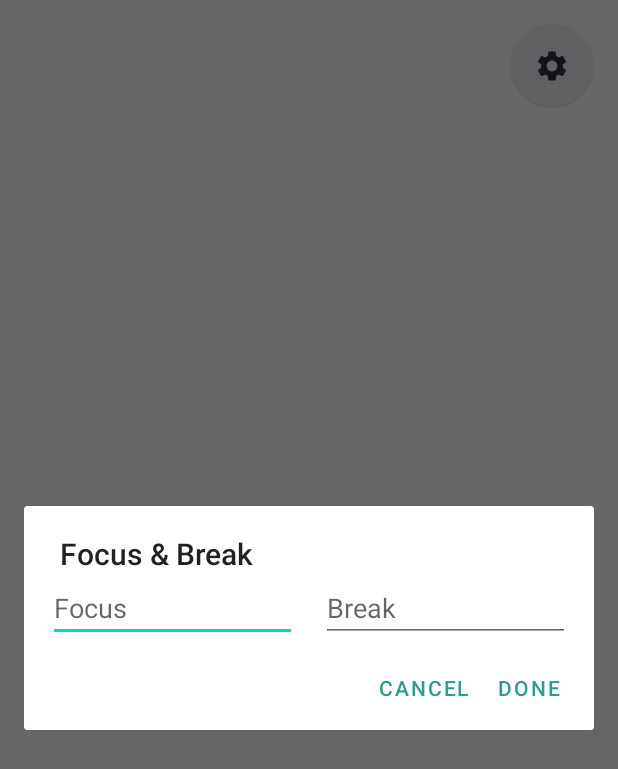
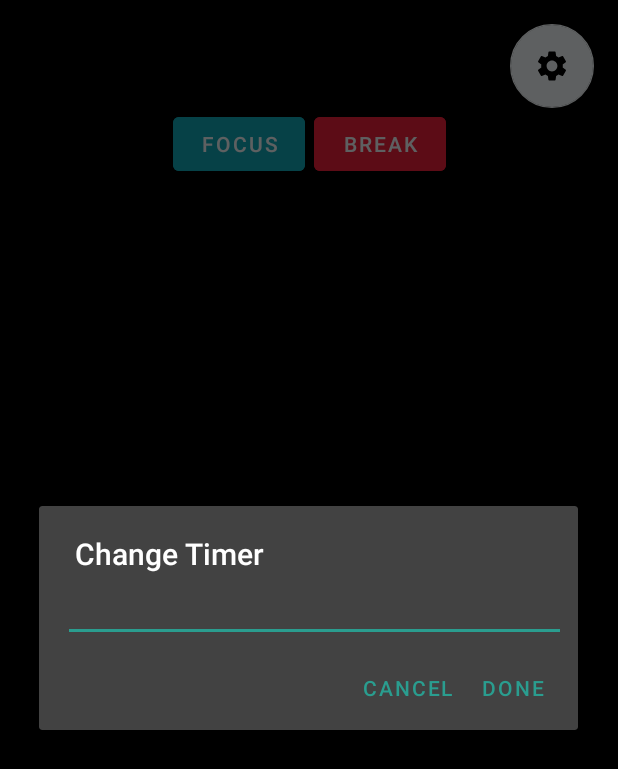
Before and after one commit to amataee/pomodoro, an Android app: the screen it shows after launch (MainActivity), after a tap on an icon or button, on a phone screen of 412 x 824 dp. Shown: the top 769 px of the screen. Run offline under Robolectric (Android 15) with nearby library versions, the phone set to English and light mode, and no system bars; 2 other taps on this screen came first.

Commit message:
added break feature and dark mode

```diff
--- a/app/src/main/AndroidManifest.xml
+++ b/app/src/main/AndroidManifest.xml
@@ -1,12 +1,14 @@
 <?xml version="1.0" encoding="utf-8"?>
 <manifest xmlns:android="http://schemas.android.com/apk/res/android"
     xmlns:tools="http://schemas.android.com/tools">
+
+    <uses-permission android:name="android.permission.VIBRATE" />
 
     <application
         android:allowBackup="true"
         android:dataExtractionRules="@xml/data_extraction_rules"
         android:fullBackupContent="@xml/backup_rules"
-        android:icon="@mipmap/ic_launcher"
+        android:icon="@drawable/icon"
         android:label="@string/app_name"
         android:supportsRtl="true"
         android:theme="@style/Theme.Pomodoro"
--- a/app/src/main/java/com/amataee/pomodoro/MainActivity.kt
+++ b/app/src/main/java/com/amataee/pomodoro/MainActivity.kt
@@ -1,34 +1,44 @@
 package com.amataee.pomodoro
 
 import android.app.AlertDialog
+import android.content.Context
+import android.os.Build
 import android.os.Bundle
 import android.os.CountDownTimer
+import android.os.VibrationEffect
+import android.os.Vibrator
+import android.util.Log
 import android.view.WindowManager
+import android.widget.Button
 import android.widget.EditText
 import android.widget.TextView
 import androidx.appcompat.app.AppCompatActivity
 import com.google.android.material.floatingactionbutton.FloatingActionButton
+import androidx.annotation.RequiresApi
 
 class MainActivity : AppCompatActivity() {
 
     private lateinit var timerTextView: TextView
     private lateinit var settingsFab: FloatingActionButton
+    private lateinit var focusButton: Button
+    private lateinit var breakButton: Button
 
     private lateinit var countDownTimer: CountDownTimer
     private var timeLeftInMillis: Long = 0
     private var isTimerRunning = false
 
     private var focusTime = 50
-    // TODO: Add break time feature
-//    private var breakTime = 10
+    private var breakTime = 10
 
+    @RequiresApi(Build.VERSION_CODES.Q)
     override fun onCreate(savedInstanceState: Bundle?) {
         super.onCreate(savedInstanceState)
         setContentView(R.layout.activity_main)
 
         timerTextView = findViewById(R.id.timerTextView)
-
         settingsFab = findViewById(R.id.settingsFab)
+        focusButton = findViewById(R.id.focusButton)
+        breakButton = findViewById(R.id.breakButton)
 
         timerTextView.setOnClickListener {
             if (isTimerRunning) {
@@ -39,26 +49,55 @@ class MainActivity : AppCompatActivity() {
         }
 
         settingsFab.setOnClickListener {
-            showEditTextDialog()
+            if (!isTimerRunning){
+                showEditTextDialog()
+            }
         }
 
+        focusButton.setOnClickListener {
+            timeLeftInMillis = focusTime.toLong() * 60 * 1000
+            startTimer()
+        }
+
+        breakButton.setOnClickListener {
+            timeLeftInMillis = breakTime.toLong() * 60 * 1000
+            startTimer()
+        }
+
+    }
+
+    private fun setButton(button: Button, isEnabled: Boolean, isClickable: Boolean) {
+        button.isEnabled = isEnabled
+        button.isClickable = isClickable
+    }
+
+    private fun vibrate() {
+        val v = (getSystemService(Context.VIBRATOR_SERVICE) as Vibrator)
+        if (Build.VERSION.SDK_INT >= Build.VERSION_CODES.O) {
+            v.vibrate(
+                VibrationEffect.createOneShot(
+                    1200,
+                    VibrationEffect.EFFECT_DOUBLE_CLICK
+                )
+            )
+        } else {
+            v.vibrate(1200)
+        }
     }
 
     private fun showEditTextDialog() {
         val builder = AlertDialog.Builder(this)
         val inflater = layoutInflater
         val dialogLayout = inflater.inflate(R.layout.edit_text_layout, null)
-        val focusTimeEditText = dialogLayout.findViewById<EditText>(R.id.focusEditText)
-//        val breakTimeEditText = dialogLayout.findViewById<EditText>(R.id.breakEditText)
+        val timeEditText = dialogLayout.findViewById<EditText>(R.id.timeEditText)
 
         with(builder) {
-            setTitle("Focus & Break")
+            setTitle("Change Timer")
             setPositiveButton("Done") { dialog, which ->
-                focusTime = focusTimeEditText.text.toString().toInt()
-//                breakTime = breakTimeEditText.text.toString().toInt()
+                timeLeftInMillis = timeEditText.text.toString().toLong() * 60 * 1000
             }
             setNegativeButton("Cancel") { dialog, which ->
-                // Canceled
+                Log.d("Cancel", "Canceled Change Timer Dialog.")
             }
             setView(dialogLayout)
             show()
@@ -66,7 +105,16 @@ class MainActivity : AppCompatActivity() {
     }
 
     private fun startTimer() {
-        val time = focusTime * 60 * 1000L
+        setButton(focusButton, isEnabled = false, isClickable = false)
+        setButton(breakButton, isEnabled = false, isClickable = false)
+        settingsFab.isClickable = false
+
+        var time = 0L
+        time = if (timeLeftInMillis == 0L) {
+            focusTime * 60 * 1000L
+        } else {
+            timeLeftInMillis
+        }
         if (!isTimerRunning) {
             timeLeftInMillis = time
             countDownTimer = object : CountDownTimer(timeLeftInMillis, 1000) {
@@ -77,6 +125,7 @@ class MainActivity : AppCompatActivity() {
 
                 override fun onFinish() {
                     timeLeftInMillis = 0
+                    vibrate()
                     updateTimerTextView()
                 }
             }.start()
@@ -88,6 +137,9 @@ class MainActivity : AppCompatActivity() {
 
     private fun stopTimer() {
         if (isTimerRunning) {
+            setButton(focusButton, isEnabled = true, isClickable = true)
+            setButton(breakButton, isEnabled = true, isClickable = true)
+            settingsFab.isClickable = true
             countDownTimer.cancel()
             isTimerRunning = false
         }
--- a/app/src/main/res/layout/activity_main.xml
+++ b/app/src/main/res/layout/activity_main.xml
@@ -4,16 +4,17 @@
     xmlns:tools="http://schemas.android.com/tools"
     android:layout_width="match_parent"
     android:layout_height="match_parent"
-    tools:context=".MainActivity">
+    tools:context=".MainActivity"
+    android:background="@color/black">
 
     <TextView
         android:id="@+id/timerTextView"
         android:layout_width="wrap_content"
         android:layout_height="wrap_content"
+        android:background="?attr/selectableItemBackground"
         android:text="@string/time_format"
-        android:textColor="@color/black"
-        android:textSize="60sp"
-        android:background="?attr/selectableItemBackground"
+        android:textColor="@color/white"
+        android:textSize="90sp"
         app:layout_constraintBottom_toBottomOf="parent"
         app:layout_constraintEnd_toEndOf="parent"
         app:layout_constraintStart_toStartOf="parent"
@@ -26,11 +27,32 @@
         android:layout_marginTop="16dp"
         android:layout_marginEnd="16dp"
         android:clickable="true"
+        android:focusable="true"
         app:backgroundTint="@color/white"
         app:elevation="0dp"
         app:layout_constraintEnd_toEndOf="parent"
         app:layout_constraintTop_toTopOf="parent"
         app:srcCompat="@drawable/settings" />
 
+    <Button
+        android:id="@+id/focusButton"
+        android:layout_width="wrap_content"
+        android:layout_height="wrap_content"
+        android:backgroundTint="@color/green_focus"
+        android:text="@string/focus_time"
+        app:layout_constraintEnd_toEndOf="@+id/timerTextView"
+        app:layout_constraintStart_toStartOf="parent"
+        app:layout_constraintTop_toBottomOf="@+id/settingsFab" />
+
+    <Button
+        android:id="@+id/breakButton"
+        android:layout_width="wrap_content"
+        android:layout_height="wrap_content"
+        android:backgroundTint="@color/red_break"
+        android:text="@string/break_time"
+        app:layout_constraintEnd_toEndOf="parent"
+        app:layout_constraintStart_toStartOf="@+id/timerTextView"
+        app:layout_constraintTop_toBottomOf="@+id/settingsFab" />
+
 
 </androidx.constraintlayout.widget.ConstraintLayout>
--- a/app/src/main/res/layout/edit_text_layout.xml
+++ b/app/src/main/res/layout/edit_text_layout.xml
@@ -5,24 +5,15 @@
 
 
     <EditText
-        android:id="@+id/focusEditText"
+        android:id="@+id/timeEditText"
         android:layout_width="wrap_content"
         android:layout_height="wrap_content"
         android:layout_marginStart="16dp"
         android:layout_marginEnd="8dp"
         android:layout_weight="1"
+        android:maxLength="3"
+        android:backgroundTint="@color/light_green"
         android:ems="10"
-        android:hint="@string/focus_time"
         android:inputType="time" />
 
-    <EditText
-        android:id="@+id/breakEditText"
-        android:layout_width="wrap_content"
-        android:layout_height="wrap_content"
-        android:layout_marginStart="8dp"
-        android:layout_marginEnd="16dp"
-        android:layout_weight="1"
-        android:ems="10"
-        android:hint="@string/break_time"
-        android:inputType="time" />
 </LinearLayout>
--- a/app/src/main/res/values/colors.xml
+++ b/app/src/main/res/values/colors.xml
@@ -2,6 +2,8 @@
 <resources>
     <color name="light_green">#2a9d8f</color>
     <color name="green">#264653</color>
-    <color name="black">#2b2d42</color>
+    <color name="red_break">#e71d36</color>
+    <color name="green_focus">#0fa3b1</color>
+    <color name="black">#000</color>
     <color name="white">#edf2f4</color>
 </resources>
--- a/app/src/main/res/values/themes.xml
+++ b/app/src/main/res/values/themes.xml
@@ -1,7 +1,7 @@
 <resources>
-    <style name="Theme.Pomodoro" parent="Theme.MaterialComponents.Light.NoActionBar">
+    <style name="Theme.Pomodoro" parent="Theme.MaterialComponents.NoActionBar">
         <item name="colorPrimary">@color/light_green</item>
-        <item name="colorPrimaryVariant">@color/green</item>
+        <item name="colorPrimaryVariant">@color/black</item>
         <item name="colorOnPrimary">@color/white</item>
         <item name="colorOnSecondary">@color/black</item>
         <item name="android:statusBarColor">?attr/colorPrimaryVariant</item>
--- a/build.gradle
+++ b/build.gradle
@@ -1,6 +1,6 @@
 // Top-level build file where you can add configuration options common to all sub-projects/modules.
 plugins {
-    id 'com.android.application' version '7.4.2' apply false
-    id 'com.android.library' version '7.4.2' apply false
+    id 'com.android.application' version '8.0.0' apply false
+    id 'com.android.library' version '8.0.0' apply false
     id 'org.jetbrains.kotlin.android' version '1.8.0' apply false
 }
--- a/gradle.properties
+++ b/gradle.properties
@@ -21,3 +21,5 @@ kotlin.code.style=official
 # resources declared in the library itself and none from the library's dependencies,
 # thereby reducing the size of the R class for that library
 android.nonTransitiveRClass=true
+android.defaults.buildfeatures.buildconfig=true
+android.nonFinalResIds=false
```
Also changed, not shown: app/src/main/res/drawable/icon.png (added), gradle/wrapper/gradle-wrapper.properties.
